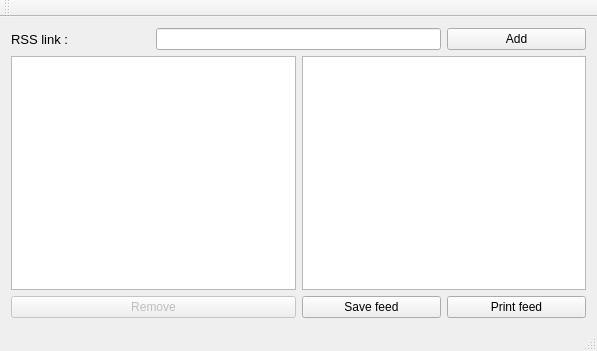
KapustaB/RSSfeedReaderNWP, file mainwindow.ui: the form before one commit.
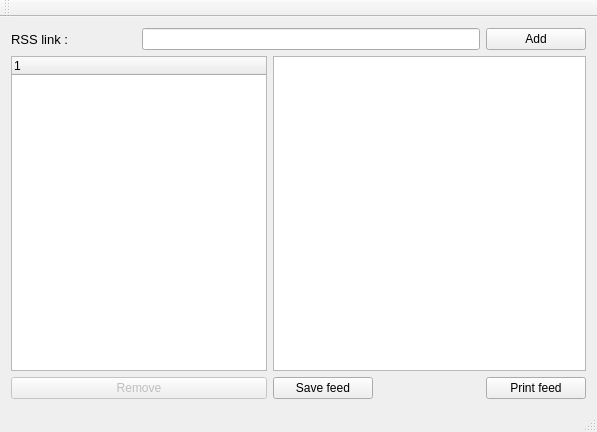
The form after the commit.

Commit message: Promjena listWidgeta u treeListWidget, dodana klasa i lista za feedove, ucitavanje svih naslova u treeWidgetu

```diff
--- a/mainwindow.ui
+++ b/mainwindow.ui
@@ -7,7 +7,7 @@
     <x>0</x>
     <y>0</y>
     <width>597</width>
-    <height>351</height>
+    <height>432</height>
    </rect>
   </property>
   <property name="windowTitle">
@@ -27,10 +27,10 @@
       </property>
      </widget>
     </item>
-    <item row="0" column="1" colspan="2">
+    <item row="0" column="1" colspan="3">
      <widget class="QLineEdit" name="linkLineEdit"/>
     </item>
-    <item row="0" column="3">
+    <item row="0" column="4">
      <widget class="QPushButton" name="addLinkBtn">
       <property name="text">
        <string>Add</string>
@@ -38,7 +38,16 @@
      </widget>
     </item>
     <item row="1" column="0" colspan="2">
-     <widget class="QListWidget" name="linkListWidget"/>
+     <widget class="QTreeWidget" name="linksTreeWidget">
+      <column>
+       <property name="text">
+        <string notr="true">1</string>
+       </property>
+      </column>
+     </widget>
+    </item>
+    <item row="1" column="2" colspan="3">
+     <widget class="QTextBrowser" name="msgFeedTextBrowser"/>
     </item>
     <item row="2" column="0" colspan="2">
      <widget class="QPushButton" name="removeLinkBtn">
@@ -50,9 +59,6 @@
       </property>
      </widget>
     </item>
-    <item row="1" column="2" colspan="2">
-     <widget class="QTextBrowser" name="msgFeedTextBrowser"/>
-    </item>
     <item row="2" column="2">
      <widget class="QPushButton" name="saveFeedBtn">
       <property name="enabled">
@@ -63,7 +69,7 @@
       </property>
      </widget>
     </item>
-    <item row="2" column="3">
+    <item row="2" column="4">
      <widget class="QPushButton" name="printFeedBtn">
       <property name="enabled">
        <bool>true</bool>
```
The commit also changes 9 other files.
